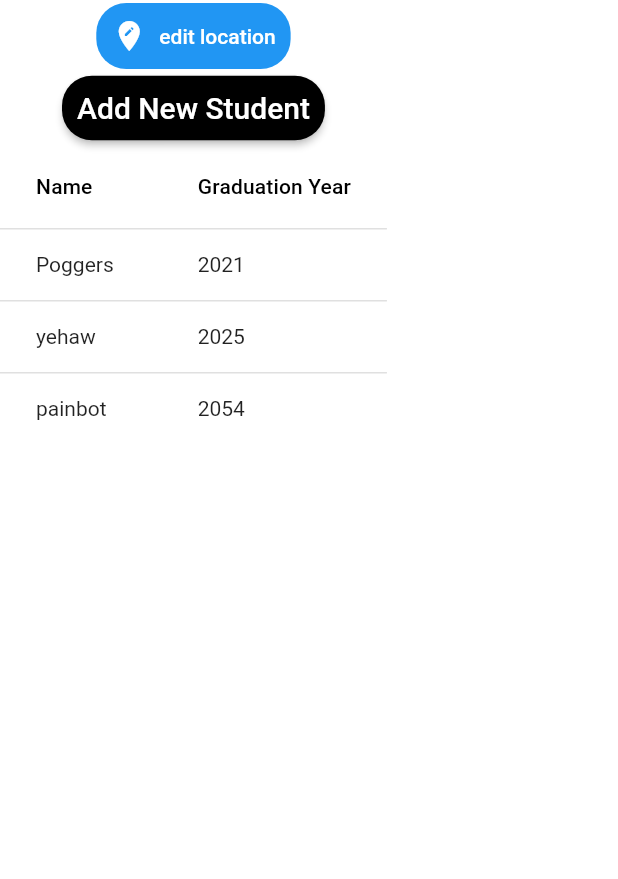
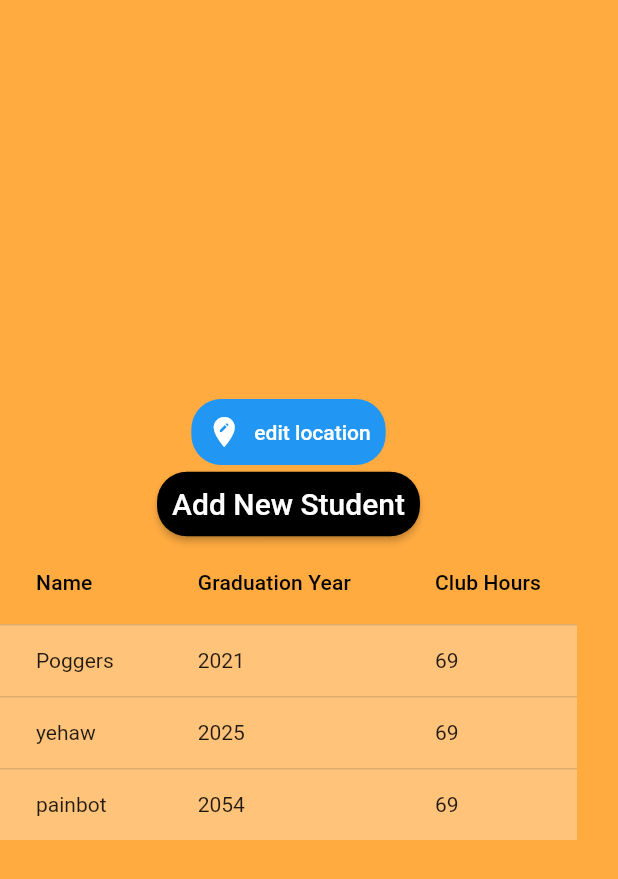
Before and after one commit to walkercompsci/attendance_app, a Flutter app: the AddNewStudent screen opened directly, after a tap on "Student Login", on a phone screen of 412 x 824 dp. Shown: the top 879 px of the screen. Run offline on Flutter 3.47's test engine with Material 2 defaults, Android fonts, the phone set to English and light mode, and no system bars; our stand-ins replace firebase_core; accounts and stored records are empty.

Commit message:
bullsjhhrerhu table

```diff
--- a/lib/pages/login.dart
+++ b/lib/pages/login.dart
@@ -14,11 +14,18 @@ class _LoginState extends State<Login> {
   Widget build(BuildContext context) {
     return MaterialApp(
         home: Scaffold(
-        backgroundColor: Colors.white,
+        backgroundColor: Colors.orangeAccent,
 
         body: SafeArea(
+
           child: Column(
+            mainAxisAlignment: MainAxisAlignment.center,
+
+
+
             children: <Widget>[
+
+
               FlatButton.icon(
                 padding: EdgeInsets.fromLTRB(10, 10, 10, 10),
                 color:Colors.blue,
@@ -49,30 +56,56 @@ class _LoginState extends State<Login> {
                     style: TextStyle(fontSize:20 )
                 ),
               ),
+
+
               DataTable(
+
                 columns: [
+
                   DataColumn(label:Text('Name')),
                   DataColumn(label:Text('Graduation Year')),
+                  DataColumn(label:Text('Club Hours')),
                 ],
                 rows: [
-                  DataRow(cells: [
+                  DataRow(
+                      color: MaterialStateProperty.resolveWith<Color>(
+                              (Set<MaterialState> states) {
+                            return Colors.white30;
+                          }),
+                      cells: [
                     DataCell(Text('Poggers')),
                     DataCell(Text('2021')),
+                    DataCell(Text('69')),
 
                 ]),
-                DataRow(cells: [
+                DataRow(
+                    color: MaterialStateProperty.resolveWith<Color>(
+                            (Set<MaterialState> states) {
+                          return Colors.white30;
+                        }),
+                    cells: [
                   DataCell(Text('yehaw')),
                   DataCell(Text('2025')),
+                  DataCell(Text('69')),
 
                 ]),
-                  DataRow(cells: [
+                  DataRow(
+                      color: MaterialStateProperty.resolveWith<Color>(
+                              (Set<MaterialState> states) {
+                            return Colors.white30;
+                          }),
+                      cells: [
                     DataCell(Text('painbot')),
                     DataCell(Text('2054')),
+                    DataCell(Text('69')),
 
                   ]),
                 ],
               )
+
+
             ],
+
 
 
         ),
```
